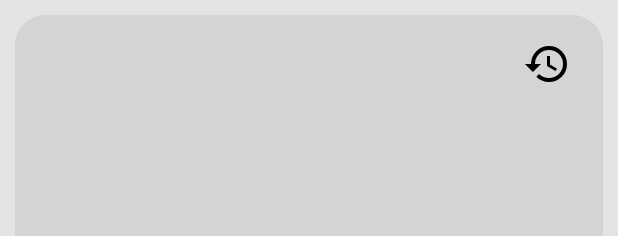
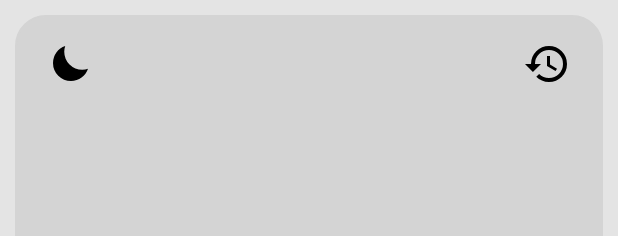
Before and after one commit to jr20xx/android-calculator, an Android app: the layout calculator_layout.xml on its own in the app's theme, with its tools: preview values and no code run, on a phone screen of 412 x 824 dp. Shown: the top 236 px of the screen. Run offline under Robolectric (Android 15) with nearby library versions, the phone set to English and light mode, and no system bars.

Commit message:
Rearranged app resources related to the day / night mode toggle button

```diff
--- a/app/src/main/java/cu/lt/joe/calculator/MainActivity.java
+++ b/app/src/main/java/cu/lt/joe/calculator/MainActivity.java
@@ -106,10 +106,8 @@ public class MainActivity extends AppCompatActivity implements View.OnClickListe
             showHistoryItemPopupMenu((HistoryItem) p1.getItemAtPosition(p3), p2);
             return true;
         });
-        binding.buttonsLayout.toggleDayNightMode.setImageResource(sharp.getBoolean("UI_MODE_DARK", false) ? R.drawable.ic_enable_dark_mode : R.drawable.ic_enable_light_mode);
         binding.buttonsLayout.delete.setOnLongClickListener(this);
         binding.buttonsLayout.screen.setOnLongClickListener(this);
-
         binding.buttonsLayout.setHandlerActivity(this);
     }
 
--- a/app/src/main/res/layout/calculator_layout.xml
+++ b/app/src/main/res/layout/calculator_layout.xml
@@ -35,7 +35,8 @@
                     android:layout_alignParentStart="true"
                     android:layout_gravity="center_vertical|start"
                     android:layout_margin="5dp"
-                    android:onClick="@{handlerActivity::onClick}" />
+                    android:onClick="@{handlerActivity::onClick}"
+                    app:srcCompat="@drawable/ic_gui_mode" />
 
                 <androidx.appcompat.widget.AppCompatImageButton
                     android:id="@+id/toggle_history_drawer"
```
Also changed, not shown: app/src/main/res/drawable-night/ic_gui_mode.xml (renamed from app/src/main/res/drawable/ic_enable_light_mode.xml), app/src/main/res/drawable/ic_gui_mode.xml (renamed from app/src/main/res/drawable/ic_enable_dark_mode.xml).
